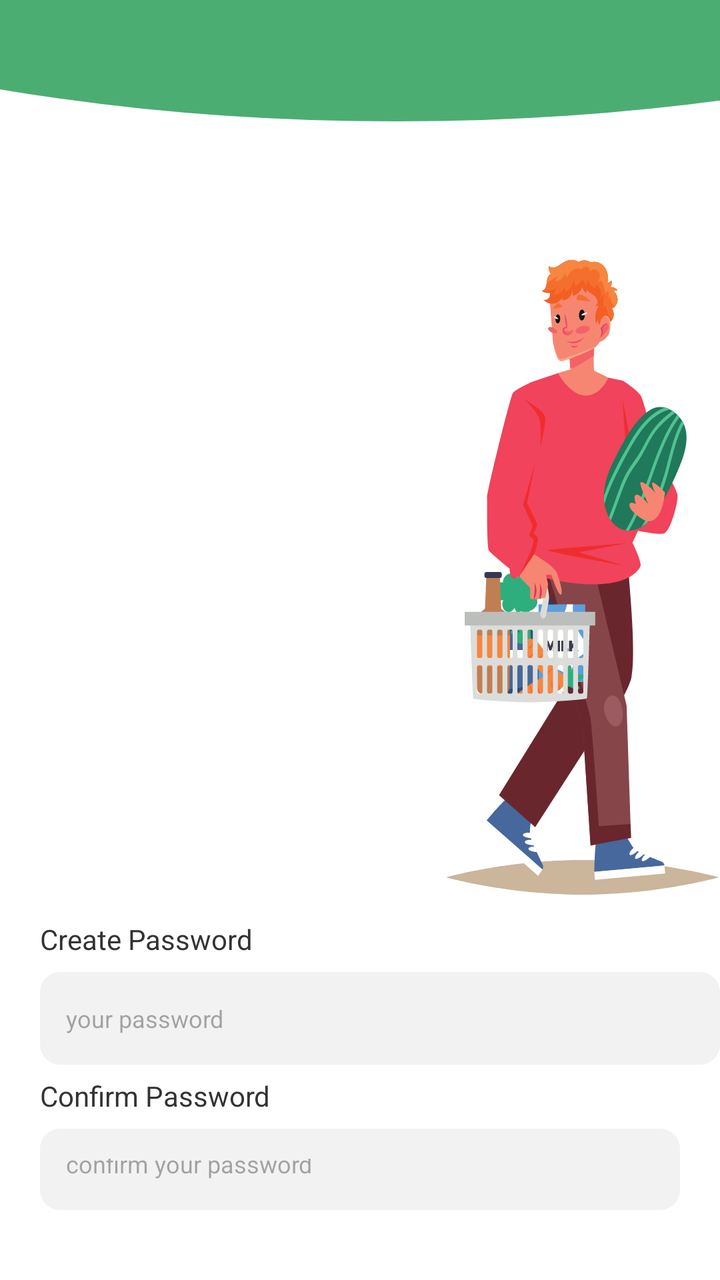
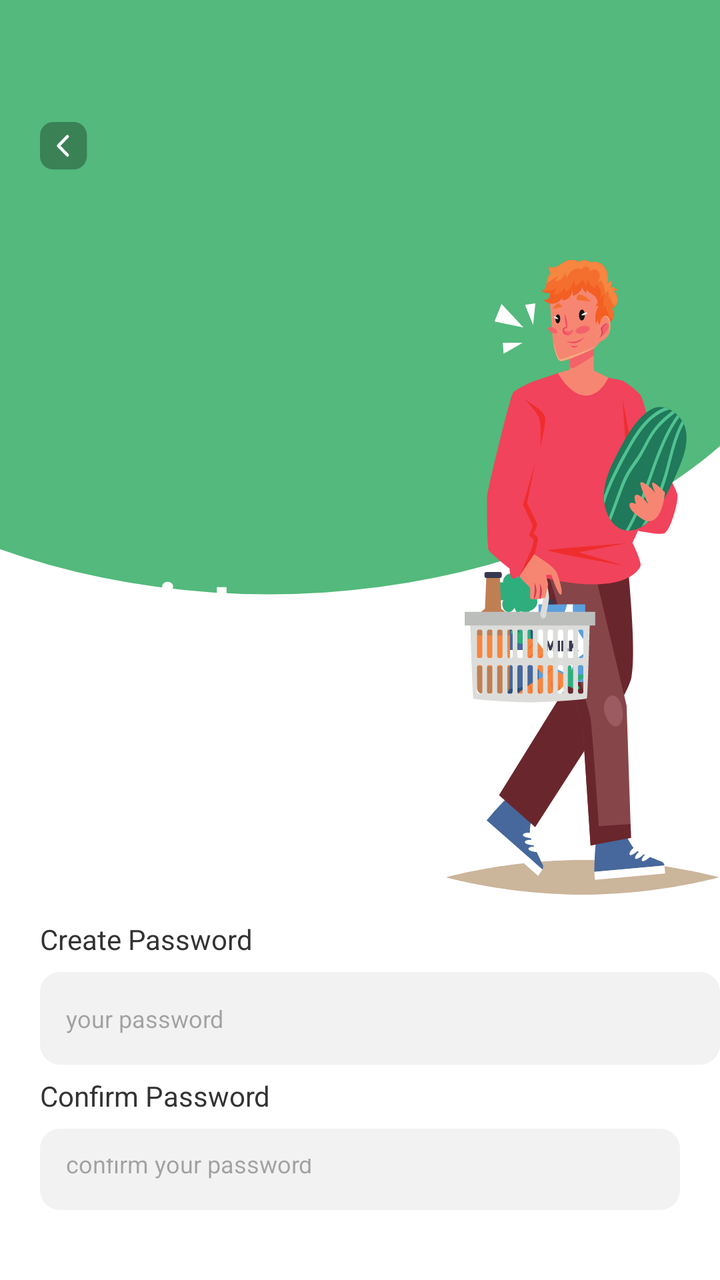

An Android layout rendered at two revisions. The XML below is the earlier revision; the diff shows what the commit changed to produce the second picture.
<!-- AndroidManifest.xml: application theme Theme.GrocHub -->
<!-- res/layout/activity_register_page_password.xml -->
<LinearLayout
    xmlns:android="http://schemas.android.com/apk/res/android"
    xmlns:tools="http://schemas.android.com/tools"
    xmlns:app="http://schemas.android.com/apk/res-auto"
    android:id="@+id/main"  android:background="@drawable/backgroundgreenelement"
    android:orientation="vertical"
    android:layout_width="match_parent"
    android:layout_height="match_parent"
    >
    <LinearLayout
        android:id="@+id/rrnu6kq9zva"
        android:layout_width="match_parent"
        android:layout_height="match_parent"
        android:orientation="vertical">
        <RelativeLayout
            android:id="@+id/rsh3oslv97dq_rl"
            android:layout_width="match_parent"
            android:layout_height="wrap_content"
            android:layout_marginBottom="12dp"
            >

            <LinearLayout
                android:paddingRight="20dp"
                android:layout_width="match_parent"
                android:layout_height="wrap_content"
                android:orientation="vertical">
                <ImageView
                    android:id="@+id/iv_back" android:layout_width="24dp"
                    android:layout_height="24dp"
                    android:layout_marginTop="61dp"
                    android:layout_marginStart="20dp"
                    android:src="@drawable/baseline_keyboard_backspace_24"
                    app:tint="@color/white"
                    />

            </LinearLayout>
            <LinearLayout
                android:layout_width="match_parent"
                android:layout_height="wrap_content"
                android:orientation="horizontal">


                <TextView
                    android:id="@+id/rw6l6qafrvvr"
                    android:textColor="#FFFFFF"
                    android:textSize="34sp"
                    android:textStyle="bold"
                    android:layout_marginTop="280dp"
                    android:layout_marginBottom="94dp"
                    android:layout_marginStart="20dp"
                    android:layout_height="wrap_content"
                    android:layout_width="wrap_content"
                    android:text="Register"
                    />

                <ImageView
                    android:layout_width="wrap_content"
                    android:layout_height="wrap_content"
                    android:background="@drawable/loginman"
                    android:layout_marginLeft="75dp"
                    android:layout_marginTop="130dp"
                    ></ImageView>

            </LinearLayout>
        </RelativeLayout>
        <TextView
            android:id="@+id/tv_create_password_label" android:textColor="#333333"
            android:textSize="14sp"
            android:layout_marginBottom="7dp"
            android:layout_marginStart="20dp"
            android:layout_height="wrap_content"
            android:layout_width="wrap_content"
            android:text="Create Password"
            />
        <EditText
            android:inputType="textPassword" android:hint="your password"
            android:id="@+id/et_create_password" android:textColor="#BDBDBD"
            android:textSize="12sp"
            android:layout_marginBottom="6dp"
            android:layout_marginStart="20dp"
            android:layout_width="match_parent"
            android:layout_height="wrap_content"
            android:background="@drawable/cr10bf2f2f2"
            android:paddingVertical="15dp"
            android:paddingHorizontal="13dp"
            />
        <TextView
            android:id="@+id/tv_confirm_password_label" android:textColor="#333333"
            android:textSize="14sp"
            android:layout_marginBottom="7dp"
            android:layout_marginStart="20dp"
            android:layout_height="wrap_content"
            android:layout_width="wrap_content"
            android:text="Confirm Password"
            />
        <LinearLayout
            android:id="@+id/ra41e5oc1vz"
            android:layout_width="match_parent"
            android:layout_height="wrap_content"
            android:gravity="center_vertical"
            android:background="@drawable/cr10bf2f2f2"
            android:paddingRight="13dp"
            android:layout_marginBottom="35dp"
            android:layout_marginHorizontal="20dp"
            android:orientation="horizontal">
            <EditText
                android:inputType="textPassword" android:hint="confirm your password"
                android:background="@null"
                android:id="@+id/et_confirm_password" android:textColor="#BDBDBD"
                android:textSize="12sp"
                android:layout_marginEnd="4dp"
                android:layout_width="0dp"
                android:layout_height="wrap_content"
                android:layout_weight="1"
                android:paddingVertical="15dp"
                android:paddingLeft="13dp"
                />
        </LinearLayout>
        <LinearLayout
            android:id="@+id/btn_register" android:layout_width="match_parent"
            android:layout_height="wrap_content"
            android:gravity="center_horizontal"
            android:background="@drawable/cr10b4bad73"
            android:paddingVertical="16dp"
            android:layout_marginBottom="25dp"
            android:layout_marginHorizontal="20dp"
            android:elevation="5dp"
            android:clickable="true"
            android:focusable="true"
            android:orientation="vertical">
            <TextView
                android:id="@+id/ri0frs25g1ml"
                android:textColor="#FFFFFF"
                android:textSize="18sp"
                android:textStyle="bold"
                android:layout_height="wrap_content"
                android:layout_width="wrap_content"
                android:text="Register"
                />
        </LinearLayout>
    </LinearLayout>
</LinearLayout>
<!-- resources referenced by this layout -->
<resources>
  <color name="white">#FFFFFFFF</color>
  <!-- drawable backgroundgreenelement (drawable) -->
  <vector xmlns:android="http://schemas.android.com/apk/res/android"
      android:width="375dp"
      android:height="812dp"
      android:viewportWidth="375"
      android:viewportHeight="812">
      <group>
          <path
              android:fillColor="#FFFFFFFF"
              android:pathData="M0 0H375V812H0z"/>
          <path
              android:fillColor="#FF4CAD73"
              android:pathData="M206.5-303A458.5 190 0 1 0 206.5 77 458.5 190 0 1 0 206.5-303z"/>
      </group>
  </vector>
  <!-- drawable baseline_keyboard_backspace_24 (drawable) -->
  <vector xmlns:android="http://schemas.android.com/apk/res/android" android:autoMirrored="true" android:height="24dp" android:tint="#000000" android:viewportHeight="24" android:viewportWidth="24" android:width="24dp">
        
      <path android:fillColor="@android:color/white" android:pathData="M21,11H6.83l3.58,-3.59L9,6l-6,6 6,6 1.41,-1.41L6.83,13H21z"/>
      
  </vector>
  <!-- drawable cr10b4bad73 (drawable) -->
  <?xml version="1.0" encoding="UTF-8"?>
  <shape
      xmlns:android="http://schemas.android.com/apk/res/android">
      <solid
          android:color="#4BAD73"
          />
      <corners
          android:radius="10dp"
          />
  </shape>
  <!-- drawable cr10bf2f2f2 (drawable) -->
  <?xml version="1.0" encoding="UTF-8"?>
  <shape
      xmlns:android="http://schemas.android.com/apk/res/android">
      <solid
          android:color="#F2F2F2"
          />
      <corners
          android:radius="10dp"
          />
  </shape>
  <!-- drawable loginman: vector/xml drawable (drawable, 30144 chars, omitted) -->
  <style name="Theme.GrocHub" parent="Base.Theme.GrocHub" />
  <style name="Base.Theme.GrocHub" parent="Theme.Material3.DayNight.NoActionBar">
          
          
      </style>
</resources>

<!-- the commit's change to res/layout/activity_register_page_password.xml (unified diff, before → after) -->
@@ -2,7 +2,7 @@
     xmlns:android="http://schemas.android.com/apk/res/android"
     xmlns:tools="http://schemas.android.com/tools"
     xmlns:app="http://schemas.android.com/apk/res-auto"
-    android:id="@+id/main"  android:background="@drawable/backgroundgreenelement"
+    android:id="@+id/main"  android:background="@drawable/welcome_page_background"
     android:orientation="vertical"
     android:layout_width="match_parent"
     android:layout_height="match_parent"
@@ -29,7 +29,7 @@
                     android:layout_height="24dp"
                     android:layout_marginTop="61dp"
                     android:layout_marginStart="20dp"
-                    android:src="@drawable/baseline_keyboard_backspace_24"
+                    android:background="@drawable/back_button_trasparent"
                     app:tint="@color/white"
                     />
 
<!-- resource entries referenced after the edit -->
@@ -1,26 +1,21 @@
 <!-- resources referenced by this layout -->
 <resources>
   <color name="white">#FFFFFFFF</color>
-  <!-- drawable backgroundgreenelement (drawable) -->
+  <!-- drawable back_button_trasparent (drawable) -->
   <vector xmlns:android="http://schemas.android.com/apk/res/android"
-      android:width="375dp"
-      android:height="812dp"
-      android:viewportWidth="375"
-      android:viewportHeight="812">
-      <group>
-          <path
-              android:fillColor="#FFFFFFFF"
-              android:pathData="M0 0H375V812H0z"/>
-          <path
-              android:fillColor="#FF4CAD73"
-              android:pathData="M206.5-303A458.5 190 0 1 0 206.5 77 458.5 190 0 1 0 206.5-303z"/>
-      </group>
-  </vector>
-  <!-- drawable baseline_keyboard_backspace_24 (drawable) -->
-  <vector xmlns:android="http://schemas.android.com/apk/res/android" android:autoMirrored="true" android:height="24dp" android:tint="#000000" android:viewportHeight="24" android:viewportWidth="24" android:width="24dp">
-        
-      <path android:fillColor="@android:color/white" android:pathData="M21,11H6.83l3.58,-3.59L9,6l-6,6 6,6 1.41,-1.41L6.83,13H21z"/>
-      
+      android:width="32dp"
+      android:height="31dp"
+      android:viewportWidth="32"
+      android:viewportHeight="31">
+      <path
+          android:fillColor="#4D000000"
+          android:pathData="M0 8.69c0-2.3 0.92-4.52 2.55-6.14 1.63-1.63 3.84-2.55 6.14-2.55h13.9c4.8 0 8.69 3.89 8.69 8.69v13.32c0 4.8-3.89 8.69-8.69 8.69h-13.9c-4.8 0-8.69-3.89-8.69-8.69z"/>
+      <path
+          android:strokeColor="#FFFFFFFF"
+          android:strokeWidth="2"
+          android:strokeLineCap="round"
+          android:strokeLineJoin="round"
+          android:pathData="M18.28 21.35l-6-6 6-6"/>
   </vector>
   <!-- drawable cr10b4bad73 (drawable) -->
   <?xml version="1.0" encoding="UTF-8"?>
@@ -45,6 +40,7 @@
           />
   </shape>
   <!-- drawable loginman: vector/xml drawable (drawable, 30144 chars, omitted) -->
+  <!-- drawable welcome_page_background: vector/xml drawable (drawable, 3755 chars, omitted) -->
   <style name="Theme.GrocHub" parent="Base.Theme.GrocHub" />
   <style name="Base.Theme.GrocHub" parent="Theme.Material3.DayNight.NoActionBar">
           
